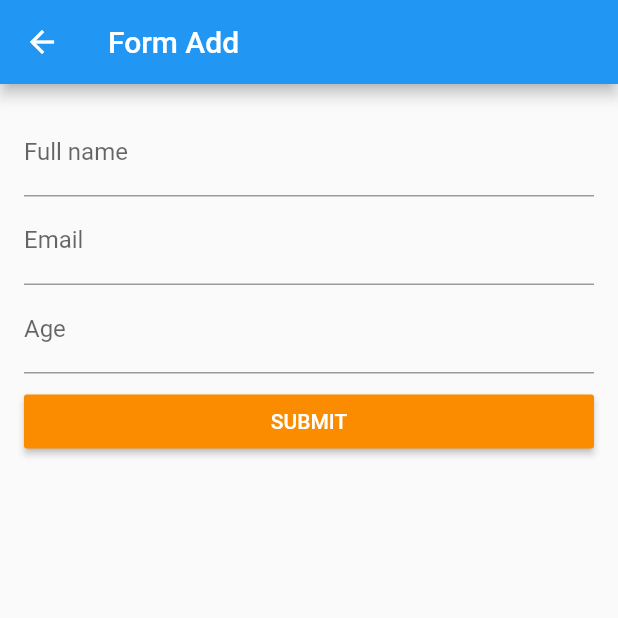
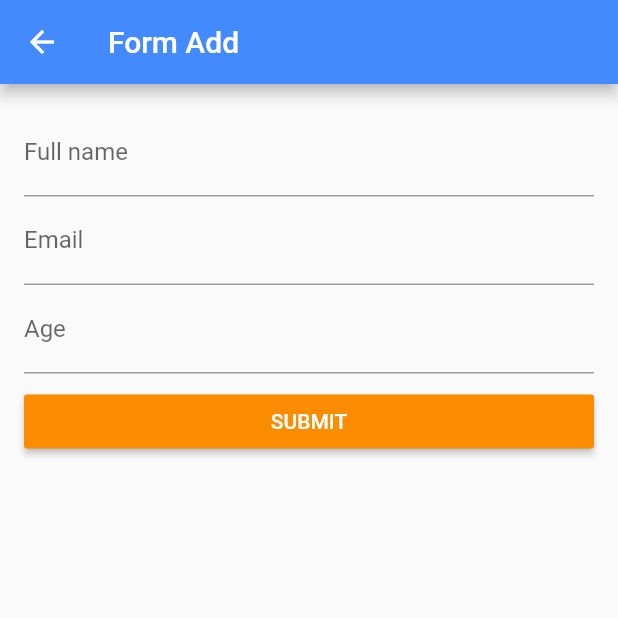
Before and after one commit to deon6-glitch/Belajar-API, a Flutter app: the screen it shows after launch, after a tap on the "add" icon, on a phone screen of 412 x 824 dp, the top half of it. Run offline on Flutter 3.47's test engine with Material 2 defaults, Android fonts, the phone set to English and light mode, and no system bars; network calls fail.

Commit message:
first commit

```diff
--- a/lib/main.dart
+++ b/lib/main.dart
@@ -1,13 +1,14 @@
 import 'package:flutter/material.dart';
-import 'package:flutter_crud_api_sample_app/login.dart';
+import 'package:flutter_crud_api_sample_app/splash.dart';
 
 void main() => runApp(MyApp());
+
 class MyApp extends StatelessWidget {
  @override
  Widget build(BuildContext context) {
  return MaterialApp(
  theme: ThemeData(),
- home: Login(),
+ home: new Splash(),
  );
  }
 }
--- a/lib/login.dart
+++ b/lib/splash.dart
@@ -2,11 +2,11 @@ import 'package:flutter/material.dart';
 import 'dart:async';
 import 'package:flutter_crud_api_sample_app/src/ui/app.dart';
 
-class Login extends StatefulWidget {
+class Splash extends StatefulWidget {
  @override
- _Login createState() => _Login();
+ _Splash createState() => _Splash();
 }
-class _Login extends State<Login> {
+class _Splash extends State<Splash> {
  void initState() {
  super.initState();
  splashscreenStart();
@@ -23,7 +23,7 @@ class _Login extends State<Login> {
  @override
  Widget build(BuildContext context) {
  return Scaffold(
- backgroundColor: Colors.pinkAccent,
+ backgroundColor: Colors.blueAccent,
  body: Center(
  child: Column(
  mainAxisAlignment: MainAxisAlignment.center,
--- a/lib/src/api/api_service.dart
+++ b/lib/src/api/api_service.dart
@@ -27,6 +27,7 @@ class ApiService {
     return false;
   }
 }
+
 Future<bool> updateProfile(Profile data) async {
   final response = await client.put(
     "$baseUrl/api/profile/${data.id}",
@@ -39,6 +40,7 @@ class ApiService {
     return false;
   }
 }
+
 Future<bool> deleteProfile(int id) async {
   final response = await client.delete(
     "$baseUrl/api/profile/$id",
--- a/lib/src/ui/app.dart
+++ b/lib/src/ui/app.dart
@@ -1,5 +1,5 @@
 import 'package:flutter/material.dart';
-import 'package:flutter_crud_api_sample_app/identitas.dart';
+import 'package:flutter_crud_api_sample_app/MyId.dart';
 import 'package:flutter_crud_api_sample_app/src/ui/formadd/form_add_screen.dart';
 
 
@@ -12,10 +12,10 @@ class App extends StatelessWidget {
   return MaterialApp(
     theme: ThemeData.dark(),
     home: Scaffold(
- backgroundColor: Colors.pinkAccent,
+      backgroundColor: Colors.black38,
       key: _scaffoldState,
       appBar: AppBar(
- backgroundColor: Colors.indigo,
+        backgroundColor: Colors.blueAccent,
         leading: Padding(
           padding: EdgeInsets.only(left: 12),
           child: IconButton(
@@ -27,19 +27,12 @@ class App extends StatelessWidget {
         ),
         actions: <Widget>[
           IconButton(
- icon: Icon(Icons.search),
- color: Colors.white,
- onPressed: () {
- print('suka');
- },
- ),
- IconButton(
             icon: Icon(Icons.person_outline),
             color: Colors.white,
             onPressed: () {
               Navigator.push(
               context,
- MaterialPageRoute(builder: (context) => MyProfil()),
+              MaterialPageRoute(builder: (context) => MyProfile()),
               );
             },
           ),
@@ -68,4 +61,5 @@ class App extends StatelessWidget {
     ),
   );
 }
+
 }
--- a/lib/src/ui/formadd/form_add_screen.dart
+++ b/lib/src/ui/formadd/form_add_screen.dart
@@ -2,9 +2,20 @@ import 'package:flutter/material.dart';
 import 'package:flutter_crud_api_sample_app/src/api/api_service.dart';
 import 'package:flutter_crud_api_sample_app/src/model/profile.dart';
 
+void main() => runApp(MaterialApp(
+  theme: ThemeData.dark(),
+  home: new FormAddScreen(),
+)
+);
+
 final GlobalKey<ScaffoldState> _scaffoldState = GlobalKey<ScaffoldState>();
 
+// ignore: must_be_immutable
 class FormAddScreen extends StatefulWidget {
+  Profile profile;
+
+  FormAddScreen({this.profile});
+
   @override
   _FormAddScreenState createState() => _FormAddScreenState();
 }
@@ -20,13 +31,27 @@ class _FormAddScreenState extends State<FormAddScreen> {
   TextEditingController _controllerAge = TextEditingController();
 
   @override
+  void initState() {
+    if (widget.profile != null) {
+      _isFieldNameValid = true;
+      _controllerName.text = widget.profile.name;
+      _isFieldEmailValid = true;
+      _controllerEmail.text = widget.profile.email;
+      _isFieldAgeValid = true;
+      _controllerAge.text = widget.profile.age.toString();
+    }
+    super.initState();
+  }
+
+  @override
   Widget build(BuildContext context) {
     return Scaffold(
       key: _scaffoldState,
       appBar: AppBar(
+        backgroundColor: Colors.blueAccent,
         iconTheme: IconThemeData(color: Colors.white),
         title: Text(
-          "Form Add",
+          widget.profile == null ? "Form Add" : "Change Data",
           style: TextStyle(color: Colors.white),
         ),
       ),
@@ -44,6 +69,14 @@ class _FormAddScreenState extends State<FormAddScreen> {
                   padding: const EdgeInsets.only(top: 8.0),
                   // ignore: deprecated_member_use
                   child: RaisedButton(
+                    child: Text(
+                      widget.profile == null
+                          ? "Submit".toUpperCase()
+                          : "Update Data".toUpperCase(),
+                      style: TextStyle(
+                        color: Colors.white,
+                      ),
+                    ),
                     onPressed: () {
                       if (_isFieldNameValid == null ||
                           _isFieldEmailValid == null ||
@@ -65,10 +98,11 @@ class _FormAddScreenState extends State<FormAddScreen> {
                       int age = int.parse(_controllerAge.text.toString());
                       Profile profile =
                           Profile(name: name, email: email, age: age);
+                      if (widget.profile == null) {
                         _apiService.createProfile(profile).then((isSuccess) {
                           setState(() => _isLoading = false);
                           if (isSuccess) {
-                          Navigator.pop(_scaffoldState.currentState.context);
+                            Navigator.pop(_scaffoldState.currentState.context, true);
                           } else {
                             // ignore: deprecated_member_use
                             _scaffoldState.currentState.showSnackBar(SnackBar(
@@ -76,13 +110,21 @@ class _FormAddScreenState extends State<FormAddScreen> {
                             ));
                           }
                         });
+                      } else {
+                        profile.id = widget.profile.id;
+                        _apiService.updateProfile(profile).then((isSuccess) {
+                          setState(() => _isLoading = false);
+                          if (isSuccess) {
+                            Navigator.pop(_scaffoldState.currentState.context, true);
+                          } else {
+                            // ignore: deprecated_member_use
+                            _scaffoldState.currentState.showSnackBar(SnackBar(
+                              content: Text("Update data failed"),
+                            ));
+                          }
+                        });
+                      }
                     },
-                    child: Text(
-                      "Submit".toUpperCase(),
-                      style: TextStyle(
-                        color: Colors.white,
-                      ),
-                    ),
                     color: Colors.orange[600],
                   ),
                 )
--- a/pubspec.yaml
+++ b/pubspec.yaml
@@ -47,7 +47,8 @@ flutter:
   uses-material-design: true
 
   # To add assets to your application, add an assets section, like this:
-  # assets:
+  assets:
+  - images/
   #   - images/a_dot_burr.jpeg
   #   - images/a_dot_ham.jpeg
 
```
Also changed, not shown: lib/MyId.dart (added, +120 -0 lines), lib/identitas.dart (deleted, +0 -171 lines), lib/src/ui/home/home_screen.dart (+47 -8 lines), images/deon.jpg (added). Lines whose indentation alone changed are shown as unchanged.
